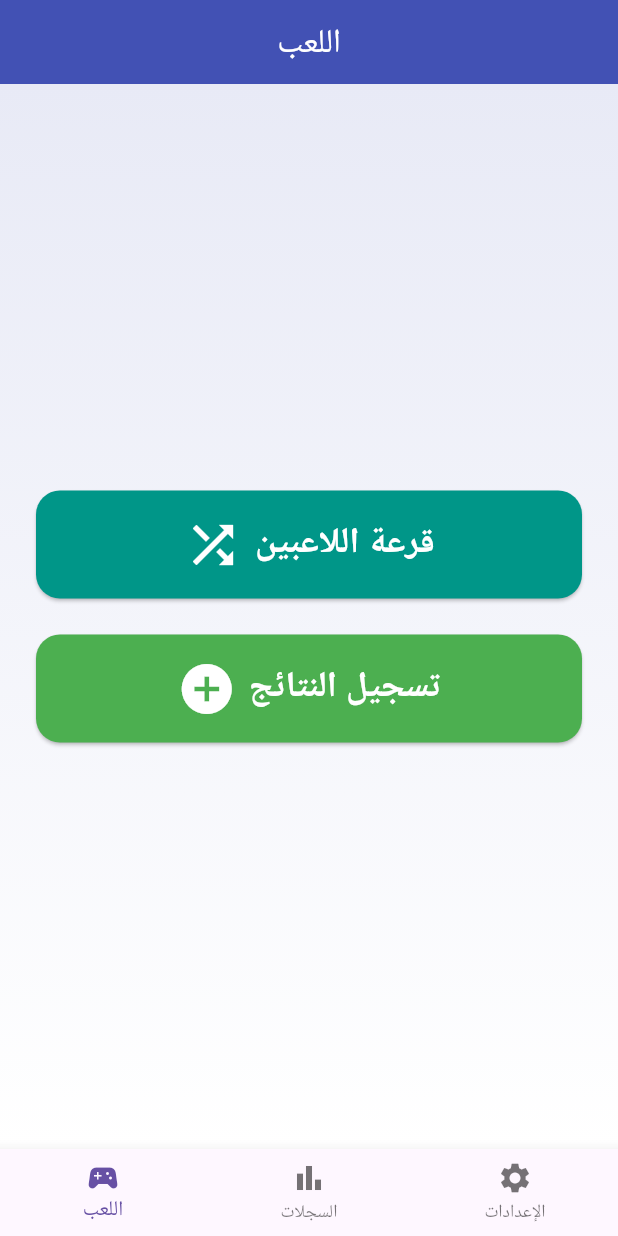
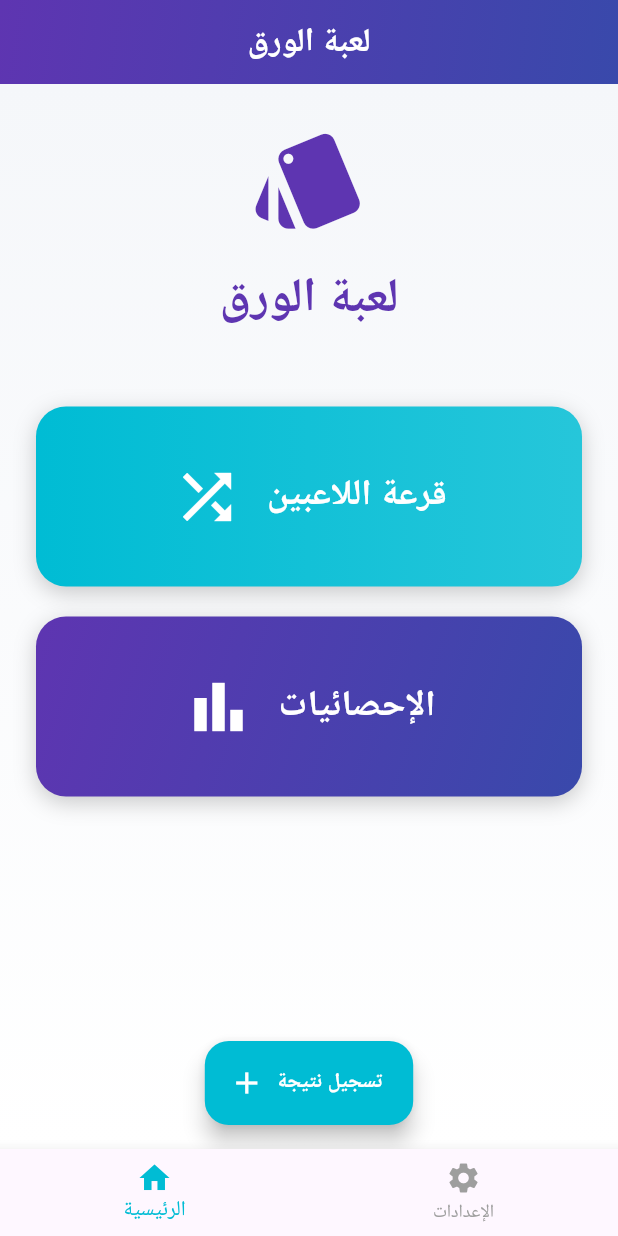
Before and after one commit to AiExpert1985/family_cards, a Flutter app: the screen it shows after launch, on a phone screen of 412 x 824 dp. Run offline on Flutter 3.47's test engine with Material 3 defaults, Android fonts, the phone set to English and light mode, and no system bars; our stand-ins replace file_picker, flutter_riverpod, share_plus, shared_preferences.

Commit message:
Simplify UI and create unified home screen with better UX
✨ Simplified Animations:
- Removed complex circular progress rings from player cards
- Removed linear progress bars
- Kept only count-up animations for numbers (simple & clean)
- Cards now cleaner with better visual hierarchy

🏆 Trophy Pop-In Animation:
- Added bouncy scale animation for trophies in Champions tab
- Staggered animation (100ms delay per trophy)
- Uses elastic curve for playful bounce effect

📱 New Unified Home Screen:
- Created MainTab combining Play and Records tabs
- Two big gradient buttons: Random Teams (teal) & Statistics (purple)
- FAB for adding game results (centered, teal)
- Small text button for game history (orange)
- Simplified from 3 tabs to 2 (Home + Settings)

🎨 Unified Color Scheme:
- All app bars use purple → blue gradient
- Consistent teal accent color throughout
- Modern gradient buttons with shadows
- Unified bottom navigation colors

📏 UX Improvements:
- Bottom sheet now opens at 85% height (more content visible)
- Cleaner player stat cards (less clutter)
- Better spacing and typography
- Smooth tap animations on all interactive elements

🏗️ Architecture:
- Created reusable AnimatedTrophy widget
- Simplified tab structure (2 tabs vs 3)
- Consistent theme usage across app
- Better code organization

```diff
--- a/lib/pages/home_page.dart
+++ b/lib/pages/home_page.dart
@@ -1,7 +1,7 @@
 // ============== pages/home_page.dart ==============
-import 'package:family_cards/pages/play_tab.dart';
-import 'package:family_cards/pages/records_tab.dart';
 import 'package:flutter/material.dart';
+import '../theme/app_theme.dart';
+import 'main_tab.dart';
 import 'settings_page.dart';
 
 class HomePage extends StatefulWidget {
@@ -15,52 +15,51 @@ class _HomePageState extends State<HomePage> {
   int _currentIndex = 0;
 
   final _tabs = [
-    // Remove const since SettingsPage has onTap callbacks
-    const PlayTab(),
-    const RecordsTab(),
-    const SettingsPage(), // Add this third tab
+    const MainTab(),
+    const SettingsPage(),
   ];
 
   @override
   Widget build(BuildContext context) {
     return Scaffold(
-      appBar: AppBar(
-        title: Text(_getTitleForTab(_currentIndex)),
-        backgroundColor: Colors.indigo,
-        foregroundColor: Colors.white,
-      ),
-      body: Container(
-        decoration: BoxDecoration(
-          gradient: LinearGradient(
-            begin: Alignment.topCenter,
-            end: Alignment.bottomCenter,
-            colors: [Colors.indigo.shade50, Colors.white],
-          ),
-        ),
-        child: _tabs[_currentIndex],
-      ),
+      appBar: _currentIndex == 0
+          ? AppBar(
+              title: const Text(
+                'لعبة الورق',
+                style: TextStyle(fontWeight: FontWeight.bold),
+              ),
+              flexibleSpace: Container(
+                decoration: const BoxDecoration(
+                  gradient: AppTheme.primaryGradient,
+                ),
+              ),
+              foregroundColor: Colors.white,
+              elevation: 0,
+            )
+          : AppBar(
+              title: const Text(
+                'الإعدادات',
+                style: TextStyle(fontWeight: FontWeight.bold),
+              ),
+              flexibleSpace: Container(
+                decoration: const BoxDecoration(
+                  gradient: AppTheme.primaryGradient,
+                ),
+              ),
+              foregroundColor: Colors.white,
+              elevation: 0,
+            ),
+      body: _tabs[_currentIndex],
       bottomNavigationBar: BottomNavigationBar(
         currentIndex: _currentIndex,
         onTap: (index) => setState(() => _currentIndex = index),
+        selectedItemColor: AppTheme.accentTeal,
+        unselectedItemColor: Colors.grey,
         items: const [
-          BottomNavigationBarItem(icon: Icon(Icons.sports_esports), label: 'اللعب'),
-          BottomNavigationBarItem(icon: Icon(Icons.bar_chart), label: 'السجلات'),
+          BottomNavigationBarItem(icon: Icon(Icons.home), label: 'الرئيسية'),
           BottomNavigationBarItem(icon: Icon(Icons.settings), label: 'الإعدادات'),
         ],
       ),
     );
   }
-
-  String _getTitleForTab(int index) {
-    switch (index) {
-      case 0:
-        return 'اللعب';
-      case 1:
-        return 'السجلات';
-      case 2:
-        return 'الإعدادات';
-      default:
-        return 'اللعب';
-    }
-  }
 }
--- /dev/null
+++ b/lib/pages/main_tab.dart
@@ -0,0 +1,166 @@
+// ============== pages/main_tab.dart ==============
+import 'package:flutter/material.dart';
+import '../theme/app_theme.dart';
+import 'games_history_page.dart';
+import 'new_game_page.dart';
+import 'random_teams_page.dart';
+import 'statistics_page.dart';
+
+class MainTab extends StatelessWidget {
+  const MainTab({super.key});
+
+  @override
+  Widget build(BuildContext context) {
+    return Scaffold(
+      body: Container(
+        decoration: const BoxDecoration(
+          gradient: LinearGradient(
+            begin: Alignment.topCenter,
+            end: Alignment.bottomCenter,
+            colors: [
+              Color(0xFFF5F7FA),
+              Color(0xFFFFFFFF),
+            ],
+          ),
+        ),
+        child: SafeArea(
+          child: Padding(
+            padding: const EdgeInsets.all(24),
+            child: Column(
+              mainAxisAlignment: MainAxisAlignment.center,
+              children: [
+                // App title/logo area
+                const Icon(
+                  Icons.style,
+                  size: 80,
+                  color: AppTheme.primaryPurple,
+                ),
+                const SizedBox(height: 16),
+                const Text(
+                  'لعبة الورق',
+                  style: TextStyle(
+                    fontSize: 32,
+                    fontWeight: FontWeight.bold,
+                    color: AppTheme.primaryPurple,
+                  ),
+                ),
+                const SizedBox(height: 48),
+
+                // Random Teams Button
+                _buildMainButton(
+                  context: context,
+                  icon: Icons.shuffle,
+                  label: 'قرعة اللاعبين',
+                  gradient: const LinearGradient(
+                    colors: [AppTheme.accentTeal, Color(0xFF26C6DA)],
+                  ),
+                  onPressed: () => Navigator.push(
+                    context,
+                    MaterialPageRoute(builder: (_) => const RandomTeamsPage()),
+                  ),
+                ),
+
+                const SizedBox(height: 20),
+
+                // Statistics Button
+                _buildMainButton(
+                  context: context,
+                  icon: Icons.bar_chart,
+                  label: 'الإحصائيات',
+                  gradient: AppTheme.primaryGradient,
+                  onPressed: () => Navigator.push(
+                    context,
+                    MaterialPageRoute(builder: (_) => const StatisticsPage()),
+                  ),
+                ),
+
+                const Spacer(),
+
+                // History button (small)
+                TextButton.icon(
+                  onPressed: () => Navigator.push(
+                    context,
+                    MaterialPageRoute(builder: (_) => const GamesHistoryPage()),
+                  ),
+                  icon: const Icon(Icons.history, size: 20),
+                  label: const Text('سجل المباريات'),
+                  style: TextButton.styleFrom(
+                    foregroundColor: AppTheme.warningOrange,
+                  ),
+                ),
+              ],
+            ),
+          ),
+        ),
+      ),
+      floatingActionButton: FloatingActionButton.extended(
+        onPressed: () => Navigator.push(
+          context,
+          MaterialPageRoute(builder: (_) => const NewGamePage()),
+        ),
+        icon: const Icon(Icons.add),
+        label: const Text(
+          'تسجيل نتيجة',
+          style: TextStyle(fontWeight: FontWeight.bold),
+        ),
+        backgroundColor: AppTheme.accentTeal,
+        foregroundColor: Colors.white,
+        elevation: 6,
+      ),
+      floatingActionButtonLocation: FloatingActionButtonLocation.centerFloat,
+    );
+  }
+
+  Widget _buildMainButton({
+    required BuildContext context,
+    required IconData icon,
+    required String label,
+    required Gradient gradient,
+    required VoidCallback onPressed,
+  }) {
+    return Container(
+      width: double.infinity,
+      height: 120,
+      decoration: BoxDecoration(
+        gradient: gradient,
+        borderRadius: BorderRadius.circular(20),
+        boxShadow: [
+          BoxShadow(
+            color: Colors.black.withValues(alpha: 0.2),
+            blurRadius: 12,
+            offset: const Offset(0, 4),
+          ),
+        ],
+      ),
+      child: Material(
+        color: Colors.transparent,
+        child: InkWell(
+          onTap: onPressed,
+          borderRadius: BorderRadius.circular(20),
+          child: Padding(
+            padding: const EdgeInsets.all(20),
+            child: Row(
+              mainAxisAlignment: MainAxisAlignment.center,
+              children: [
+                Icon(
+                  icon,
+                  size: 48,
+                  color: Colors.white,
+                ),
+                const SizedBox(width: 16),
+                Text(
+                  label,
+                  style: const TextStyle(
+                    fontSize: 24,
+                    fontWeight: FontWeight.bold,
+                    color: Colors.white,
+                  ),
+                ),
+              ],
+            ),
+          ),
+        ),
+      ),
+    );
+  }
+}
```
Also changed, not shown: lib/pages/statistics_page.dart (+13 -45 lines), lib/widgets/animations/animated_trophy.dart (added, +89 -0 lines).
